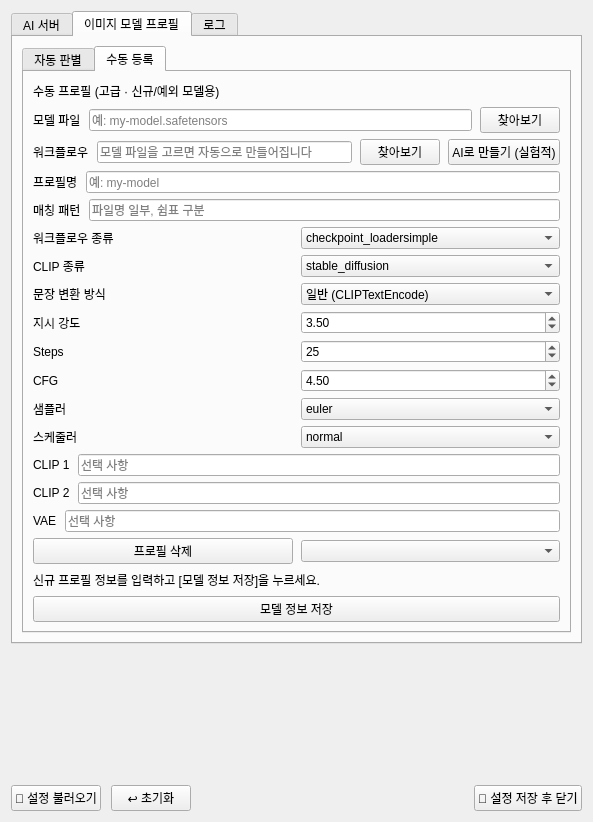
First picture: the form in assets/ui/settings_dialog.ui, repository Donian-kor/ComfyCraft_AI_Easy_Studio, before the edit.
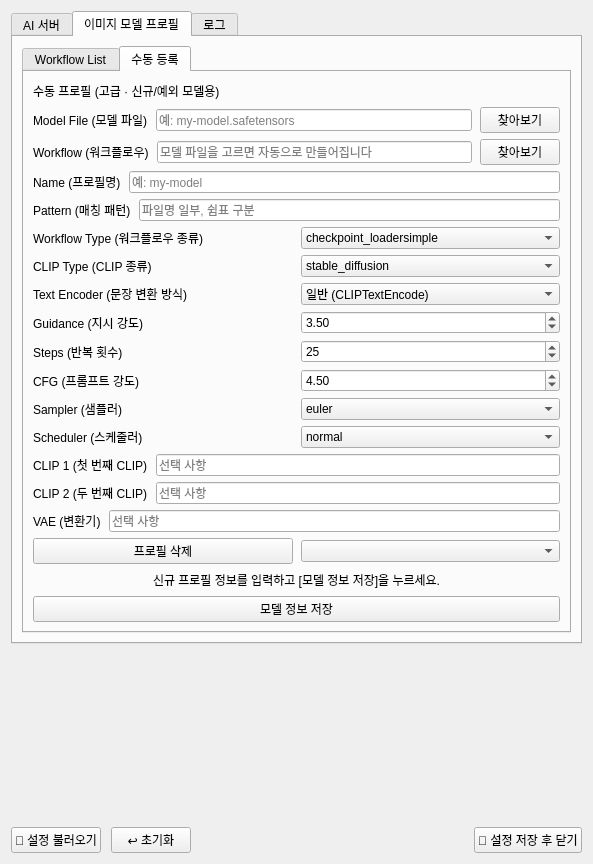
Second picture: the form after the edit. The open tabs and pages were chosen to show the change.

Commit message:
fix: 워크플로우 설정과 이미지 생성 오류 처리 개선
워크플로우 자동 생성을 메모리에서 검증하고 저장 버튼을 누를 때만
디스크에 기록하도록 변경한다. 워크플로우 종류 검증 키를 수정하고,
불필요한 옵션은 숨김 대신 비활성화하며 실험적 AI 생성 UI를 제거한다.

ComfyUI가 종료한 작업에 이미지가 없으면 즉시 실패 처리하고,
노드 실행 오류와 중단 메시지를 파싱해 원인을 명확히 표시한다.
설정 화면의 영문 표기와 테마도 함께 정리한다.

The edit to the form file:
```diff
--- a/assets/ui/settings_dialog.ui
+++ b/assets/ui/settings_dialog.ui
@@ -7,7 +7,7 @@
     <x>0</x>
     <y>0</y>
     <width>593</width>
-    <height>822</height>
+    <height>864</height>
    </rect>
   </property>
   <property name="minimumSize">
@@ -209,7 +209,7 @@
          </property>
          <widget class="QWidget" name="modelAutoTab">
           <attribute name="title">
-           <string>자동 판별</string>
+           <string>Workflow List</string>
           </attribute>
           <layout class="QVBoxLayout" name="modelAutoTabLayout">
            <item>
@@ -278,7 +278,7 @@
              <item>
               <widget class="QLabel" name="label">
                <property name="text">
-                <string>모델 파일</string>
+                <string>Model File (모델 파일)</string>
                </property>
               </widget>
              </item>
@@ -309,7 +309,7 @@
              <item>
               <widget class="QLabel" name="label">
                <property name="text">
-                <string>워크플로우</string>
+                <string>Workflow (워크플로우)</string>
                </property>
               </widget>
              </item>
@@ -333,16 +333,7 @@
                </property>
               </widget>
              </item>
-             <item>
-              <widget class="QPushButton" name="profileAiWorkflowBtn">
-               <property name="cursor">
-                <cursorShape>PointingHandCursor</cursorShape>
-               </property>
-               <property name="text">
-                <string>AI로 만들기 (실험적)</string>
-               </property>
-              </widget>
-             </item>
+             
             </layout>
            </item>
            <item>
@@ -353,7 +344,7 @@
              <item>
               <widget class="QLabel" name="label">
                <property name="text">
-                <string>프로필명</string>
+                <string>Name (프로필명)</string>
                </property>
               </widget>
              </item>
@@ -374,7 +365,7 @@
              <item>
               <widget class="QLabel" name="label">
                <property name="text">
-                <string>매칭 패턴</string>
+                <string>Pattern (매칭 패턴)</string>
                </property>
               </widget>
              </item>
@@ -395,7 +386,7 @@
              <item>
               <widget class="QLabel" name="label">
                <property name="text">
-                <string>워크플로우 종류</string>
+                <string>Workflow Type (워크플로우 종류)</string>
                </property>
               </widget>
              </item>
@@ -428,7 +419,7 @@
              <item>
               <widget class="QLabel" name="label">
                <property name="text">
-                <string>CLIP 종류</string>
+                <string>CLIP Type (CLIP 종류)</string>
                </property>
               </widget>
              </item>
@@ -461,7 +452,7 @@
              <item>
               <widget class="QLabel" name="label">
                <property name="text">
-                <string>문장 변환 방식</string>
+                <string>Text Encoder (문장 변환 방식)</string>
                </property>
               </widget>
              </item>
@@ -489,7 +480,7 @@
              <item>
               <widget class="QLabel" name="label">
                <property name="text">
-                <string>지시 강도</string>
+                <string>Guidance (지시 강도)</string>
                </property>
               </widget>
              </item>
@@ -519,7 +510,7 @@
              <item>
               <widget class="QLabel" name="label">
                <property name="text">
-                <string>Steps</string>
+                <string>Steps (반복 횟수)</string>
                </property>
               </widget>
              </item>
@@ -549,7 +540,7 @@
              <item>
               <widget class="QLabel" name="label">
                <property name="text">
-                <string>CFG</string>
+                <string>CFG (프롬프트 강도)</string>
                </property>
               </widget>
              </item>
@@ -579,7 +570,7 @@
              <item>
               <widget class="QLabel" name="label">
                <property name="text">
-                <string>샘플러</string>
+                <string>Sampler (샘플러)</string>
                </property>
               </widget>
              </item>
@@ -627,7 +618,7 @@
              <item>
               <widget class="QLabel" name="label">
                <property name="text">
-                <string>스케줄러</string>
+                <string>Scheduler (스케줄러)</string>
                </property>
               </widget>
              </item>
@@ -665,7 +656,7 @@
              <item>
               <widget class="QLabel" name="label">
                <property name="text">
-                <string>CLIP 1</string>
+                <string>CLIP 1 (첫 번째 CLIP)</string>
                </property>
               </widget>
              </item>
@@ -686,7 +677,7 @@
              <item>
               <widget class="QLabel" name="label">
                <property name="text">
-                <string>CLIP 2</string>
+                <string>CLIP 2 (두 번째 CLIP)</string>
                </property>
               </widget>
              </item>
@@ -707,7 +698,7 @@
              <item>
               <widget class="QLabel" name="label">
                <property name="text">
-                <string>VAE</string>
+                <string>VAE (변환기)</string>
                </property>
               </widget>
              </item>
@@ -748,6 +739,9 @@
              <property name="text">
               <string>신규 프로필 정보를 입력하고 [모델 정보 저장]을 누르세요.</string>
              </property>
+             <property name="alignment">
+              <set>Qt::AlignmentFlag::AlignCenter</set>
+             </property>
              <property name="wordWrap">
               <bool>true</bool>
              </property>
```
Left out of the diff: 2 changed lines with no effect on the pictures. The commit also changes 6 other files.
